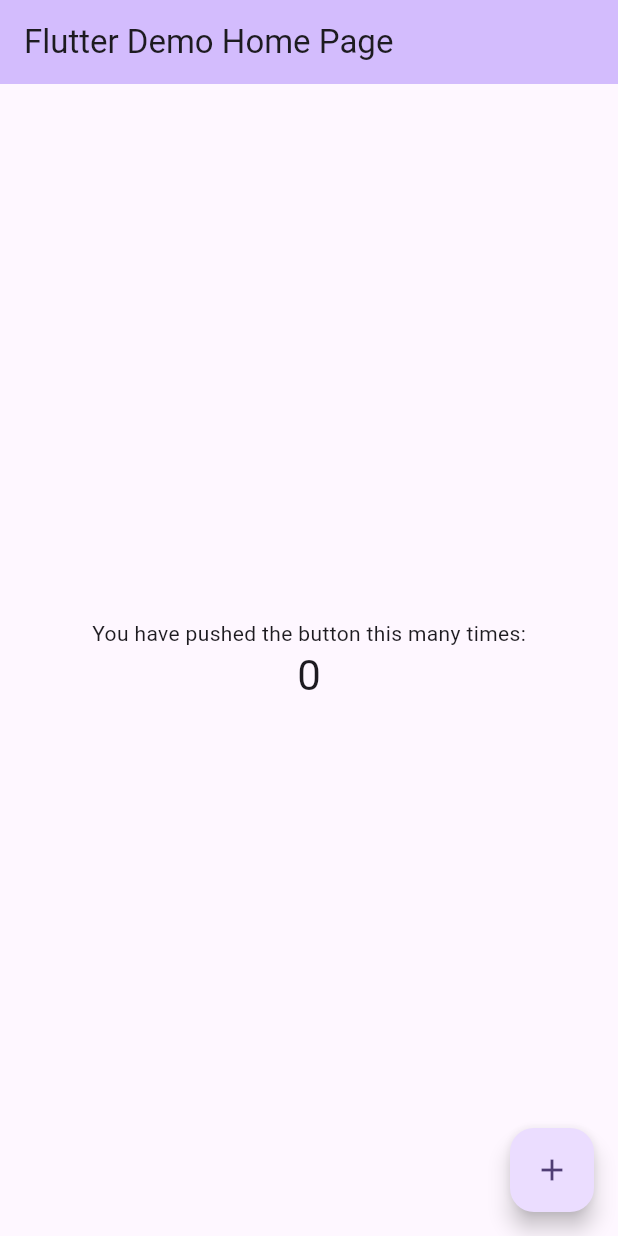
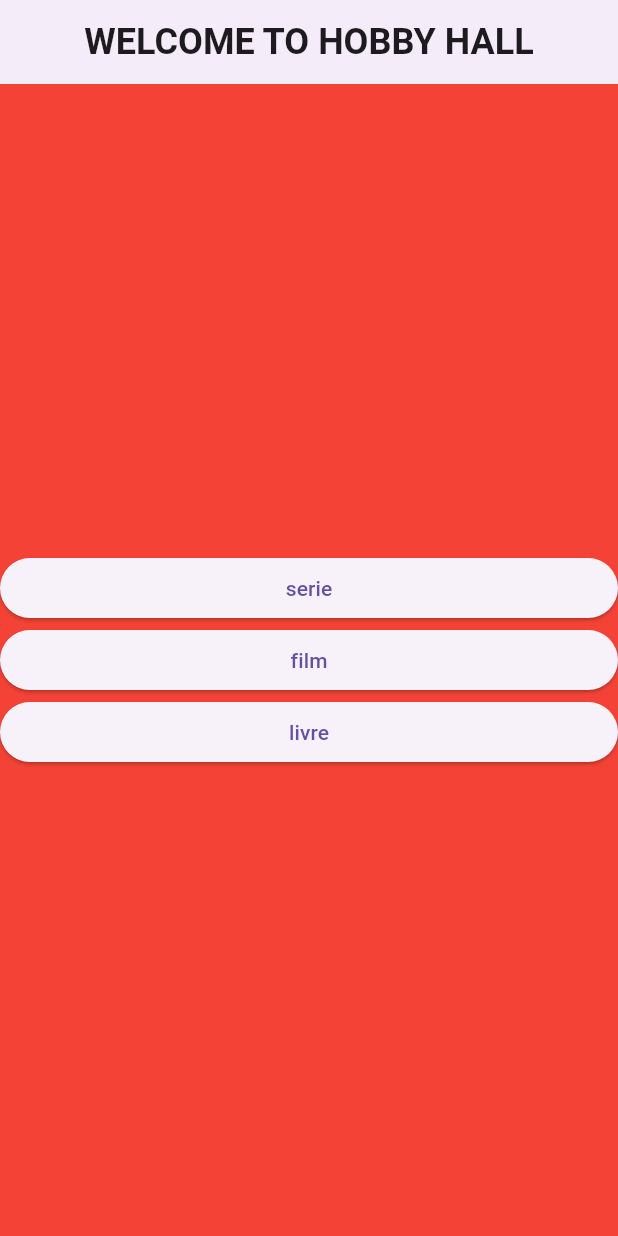
Before and after one commit to methiathibault/HobbyHoll, a Flutter app: the screen it shows after launch, on a phone screen of 412 x 824 dp. Run offline on Flutter 3.47's test engine with Material 3 defaults, Android fonts, the phone set to English and light mode, and no system bars.

Commit message:
ajout differentes pages pour le front

```diff
--- /dev/null
+++ b/front/lib/app.detail/detail_page.dart
@@ -0,0 +1,35 @@
+import 'package:flutter/material.dart';
+
+class DetailPage extends StatefulWidget {
+  const DetailPage({
+    super.key,
+    required this.id,
+    });
+    final double id;
+
+  @override
+  State<DetailPage> createState() => _DetailPageState();
+}
+
+class _DetailPageState extends State<DetailPage> {
+  @override
+  Widget build(BuildContext context) {
+    return Scaffold(
+      appBar: AppBar(
+        title: Text('Detail Page'),
+      ),
+      body: Column(
+        mainAxisAlignment: MainAxisAlignment.center,
+        crossAxisAlignment: CrossAxisAlignment.stretch,
+        children: [
+          Image.asset("image"),
+          Text("nom du livre"),
+          Text("type du livre"),
+          Text("autheur du livre"),
+          Text("date de sortie du livre"),
+          Text("description du livre"),
+        ],
+      ),
+    );
+  }
+}
--- /dev/null
+++ b/front/lib/app.menu/menu_main_page.dart
@@ -0,0 +1,53 @@
+import 'package:flutter/material.dart';
+import 'package:front/app.list/book_list_page.dart';
+import 'package:front/app.list/film_list_page.dart';
+import 'package:front/app.list/serie_list_page.dart';
+
+class MainMenuPage extends StatelessWidget {
+  const MainMenuPage({super.key});
+
+  @override
+  Widget build(BuildContext context) {
+    return Scaffold(
+      appBar:  AppBar(
+        title: const Text(
+          "WELCOME TO HOBBY HALL",
+          textAlign: TextAlign.center,
+            style: TextStyle(
+              fontSize: 24.0,
+              fontWeight: FontWeight.w600,
+            ),
+          ),
+        centerTitle: true,
+        elevation: 2.0,
+      ),
+      body: Container(
+        color: Colors.red,
+        child: Column(
+          mainAxisAlignment: MainAxisAlignment.center,
+          crossAxisAlignment: CrossAxisAlignment.stretch,
+          children: <Widget> [
+            ElevatedButton(
+              onPressed: (){
+                Navigator.push(context, MaterialPageRoute(builder: (context) => const SerieListPage()));
+              },
+              child: Text("serie"
+            )),
+            ElevatedButton(
+              onPressed: (){
+                Navigator.push(context, MaterialPageRoute(builder: (context) => const FilmListPage()));
+              },
+              child: Text("film")
+            ),
+            ElevatedButton(
+              onPressed: (){
+                Navigator.push(context, MaterialPageRoute(builder: (context) => const BookListPage()));
+              },
+              child: Text("livre")
+            ),
+          ],
+        ),
+      ),
+    );
+  }
+}
--- a/front/lib/main.dart
+++ b/front/lib/main.dart
@@ -1,4 +1,5 @@
 import 'package:flutter/material.dart';
+import 'package:front/app.menu/menu_main_page.dart';
 
 void main() {
   runApp(const MyApp());
@@ -10,116 +11,13 @@ class MyApp extends StatelessWidget {
   // This widget is the root of your application.
   @override
   Widget build(BuildContext context) {
-    return MaterialApp(
-      title: 'Flutter Demo',
+   return MaterialApp(
+      debugShowCheckedModeBanner: false,
+      title: "HOBBY HALL",
       theme: ThemeData(
-        // This is the theme of your application.
-        //
-        // TRY THIS: Try running your application with "flutter run". You'll see
-        // the application has a purple toolbar. Then, without quitting the app,
-        // try changing the seedColor in the colorScheme below to Colors.green
-        // and then invoke "hot reload" (save your changes or press the "hot
-        // reload" button in a Flutter-supported IDE, or press "r" if you used
-        // the command line to start the app).
-        //
-        // Notice that the counter didn't reset back to zero; the application
-        // state is not lost during the reload. To reset the state, use hot
-        // restart instead.
-        //
-        // This works for code too, not just values: Most code changes can be
-        // tested with just a hot reload.
-        colorScheme: ColorScheme.fromSeed(seedColor: Colors.deepPurple),
-        useMaterial3: true,
+        primaryColor: Colors.amber,
       ),
-      home: const MyHomePage(title: 'Flutter Demo Home Page'),
+      home: const MainMenuPage(),
     );
   }
 }
-
-class MyHomePage extends StatefulWidget {
-  const MyHomePage({super.key, required this.title});
-
-  // This widget is the home page of your application. It is stateful, meaning
-  // that it has a State object (defined below) that contains fields that affect
-  // how it looks.
-
-  // This class is the configuration for the state. It holds the values (in this
-  // case the title) provided by the parent (in this case the App widget) and
-  // used by the build method of the State. Fields in a Widget subclass are
-  // always marked "final".
-
-  final String title;
-
-  @override
-  State<MyHomePage> createState() => _MyHomePageState();
-}
-
-class _MyHomePageState extends State<MyHomePage> {
-  int _counter = 0;
-
-  void _incrementCounter() {
-    setState(() {
-      // This call to setState tells the Flutter framework that something has
-      // changed in this State, which causes it to rerun the build method below
-      // so that the display can reflect the updated values. If we changed
-      // _counter without calling setState(), then the build method would not be
-      // called again, and so nothing would appear to happen.
-      _counter++;
-    });
-  }
-
-  @override
-  Widget build(BuildContext context) {
-    // This method is rerun every time setState is called, for instance as done
-    // by the _incrementCounter method above.
-    //
-    // The Flutter framework has been optimized to make rerunning build methods
-    // fast, so that you can just rebuild anything that needs updating rather
-    // than having to individually change instances of widgets.
-    return Scaffold(
-      appBar: AppBar(
-        // TRY THIS: Try changing the color here to a specific color (to
-        // Colors.amber, perhaps?) and trigger a hot reload to see the AppBar
-        // change color while the other colors stay the same.
-        backgroundColor: Theme.of(context).colorScheme.inversePrimary,
-        // Here we take the value from the MyHomePage object that was created by
-        // the App.build method, and use it to set our appbar title.
-        title: Text(widget.title),
-      ),
-      body: Center(
-        // Center is a layout widget. It takes a single child and positions it
-        // in the middle of the parent.
-        child: Column(
-          // Column is also a layout widget. It takes a list of children and
-          // arranges them vertically. By default, it sizes itself to fit its
-          // children horizontally, and tries to be as tall as its parent.
-          //
-          // Column has various properties to control how it sizes itself and
-          // how it positions its children. Here we use mainAxisAlignment to
-          // center the children vertically; the main axis here is the vertical
-          // axis because Columns are vertical (the cross axis would be
-          // horizontal).
-          //
-          // TRY THIS: Invoke "debug painting" (choose the "Toggle Debug Paint"
-          // action in the IDE, or press "p" in the console), to see the
-          // wireframe for each widget.
-          mainAxisAlignment: MainAxisAlignment.center,
-          children: <Widget>[
-            const Text(
-              'You have pushed the button this many times:',
-            ),
-            Text(
-              '$_counter',
-              style: Theme.of(context).textTheme.headlineMedium,
-            ),
-          ],
-        ),
-      ),
-      floatingActionButton: FloatingActionButton(
-        onPressed: _incrementCounter,
-        tooltip: 'Increment',
-        child: const Icon(Icons.add),
-      ), // This trailing comma makes auto-formatting nicer for build methods.
-    );
-  }
-}
--- a/front/pubspec.yaml
+++ b/front/pubspec.yaml
@@ -60,9 +60,8 @@ flutter:
   uses-material-design: true
 
   # To add assets to your application, add an assets section, like this:
-  # assets:
-  #   - images/a_dot_burr.jpeg
-  #   - images/a_dot_ham.jpeg
+  assets:
+    - images/book.jpg
 
   # An image asset can refer to one or more resolution-specific "variants", see
   # https://flutter.dev/to/resolution-aware-images
```
Also changed, not shown: front/lib/app.list/book_list_page.dart (added, +32 -0 lines), front/lib/app.list/film_list_page.dart (added, +32 -0 lines), front/lib/app.list/object_card.dart (added, +26 -0 lines), front/lib/app.list/serie_list_page.dart (added, +58 -0 lines), front/images/book.jpg (added), 1 other file.
